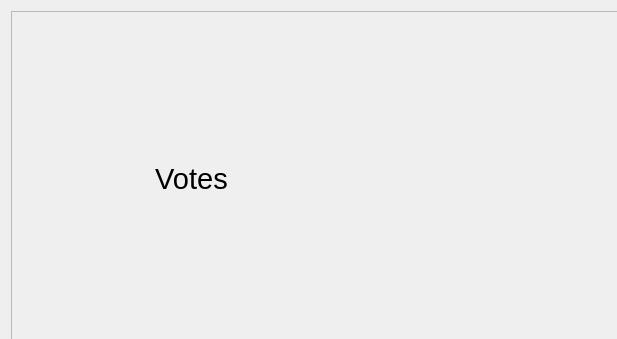
MayRiv/MafiaHelper, file MafiaHelper/votedialog.ui: the form before one commit; both pictures show x 0 to 617 and y 0 to 339 of the 730 by 465 pixel window.
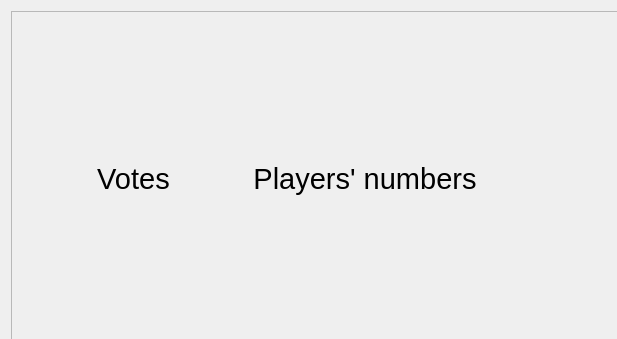
The form after the commit.

```diff
--- a/MafiaHelper/votedialog.ui
+++ b/MafiaHelper/votedialog.ui
@@ -69,7 +69,24 @@
         </widget>
        </item>
        <item row="0" column="1">
-        <layout class="QVBoxLayout" name="votesLayout"/>
+        <layout class="QVBoxLayout" name="votesLayout">
+         <item>
+          <widget class="QLabel" name="label_2">
+           <property name="maximumSize">
+            <size>
+             <width>16777215</width>
+             <height>100</height>
+            </size>
+           </property>
+           <property name="text">
+            <string>&lt;html&gt;&lt;head/&gt;&lt;body&gt;&lt;p&gt;&lt;span style=&quot; font-size:22pt;&quot;&gt;Players' numbers&lt;/span&gt;&lt;/p&gt;&lt;/body&gt;&lt;/html&gt;</string>
+           </property>
+           <property name="alignment">
+            <set>Qt::AlignCenter</set>
+           </property>
+          </widget>
+         </item>
+        </layout>
        </item>
        <item row="0" column="0">
         <layout class="QVBoxLayout" name="labelsLayout">
@@ -78,6 +95,12 @@
          </property>
          <item>
           <widget class="QLabel" name="label">
+           <property name="maximumSize">
+            <size>
+             <width>16777215</width>
+             <height>100</height>
+            </size>
+           </property>
            <property name="text">
             <string>&lt;html&gt;&lt;head/&gt;&lt;body&gt;&lt;p&gt;&lt;span style=&quot; font-size:22pt;&quot;&gt;Votes&lt;/span&gt;&lt;/p&gt;&lt;/body&gt;&lt;/html&gt;</string>
            </property>
```
